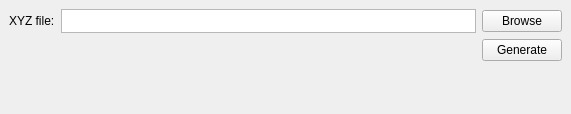
Old version of the form aerogen_dockwidget_base.ui in the repository OpenGeoLabs/qgis-aerogen-plugin.
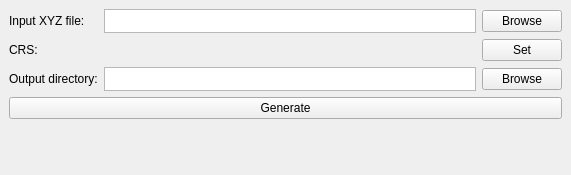
New version of the form.

Commit message: improve creating shapefiles, define crs, improve UI

```diff
--- a/aerogen_dockwidget_base.ui
+++ b/aerogen_dockwidget_base.ui
@@ -7,7 +7,7 @@
     <x>0</x>
     <y>0</y>
     <width>571</width>
-    <height>114</height>
+    <height>175</height>
    </rect>
   </property>
   <property name="windowTitle">
@@ -15,20 +15,6 @@
   </property>
   <widget class="QWidget" name="dockWidgetContents">
    <layout class="QGridLayout" name="gridLayout">
-    <item row="3" column="2">
-     <widget class="QPushButton" name="generateButton">
-      <property name="text">
-       <string>Generate</string>
-      </property>
-     </widget>
-    </item>
-    <item row="2" column="2">
-     <widget class="QPushButton" name="browseButton">
-      <property name="text">
-       <string>Browse</string>
-      </property>
-     </widget>
-    </item>
     <item row="2" column="0">
      <widget class="QLabel" name="labelInput">
       <property name="sizePolicy">
@@ -38,11 +24,11 @@
        </sizepolicy>
       </property>
       <property name="text">
-       <string>XYZ file:</string>
+       <string>Input XYZ file:</string>
       </property>
      </widget>
     </item>
-    <item row="4" column="1">
+    <item row="6" column="1">
      <spacer name="verticalSpacer">
       <property name="orientation">
        <enum>Qt::Vertical</enum>
@@ -83,6 +69,80 @@
       </property>
      </widget>
     </item>
+    <item row="2" column="2">
+     <widget class="QPushButton" name="browseButton">
+      <property name="text">
+       <string>Browse</string>
+      </property>
+     </widget>
+    </item>
+    <item row="4" column="0">
+     <widget class="QLabel" name="labelOutput">
+      <property name="text">
+       <string>Output directory:</string>
+      </property>
+     </widget>
+    </item>
+    <item row="4" column="1">
+     <widget class="QTextEdit" name="textOutput">
+      <property name="sizePolicy">
+       <sizepolicy hsizetype="Expanding" vsizetype="Preferred">
+        <horstretch>0</horstretch>
+        <verstretch>0</verstretch>
+       </sizepolicy>
+      </property>
+      <property name="maximumSize">
+       <size>
+        <width>16777215</width>
+        <height>24</height>
+       </size>
+      </property>
+      <property name="verticalScrollBarPolicy">
+       <enum>Qt::ScrollBarAlwaysOff</enum>
+      </property>
+      <property name="horizontalScrollBarPolicy">
+       <enum>Qt::ScrollBarAlwaysOff</enum>
+      </property>
+      <property name="lineWrapMode">
+       <enum>QTextEdit::NoWrap</enum>
+      </property>
+     </widget>
+    </item>
+    <item row="3" column="2">
+     <widget class="QPushButton" name="crsButton">
+      <property name="text">
+       <string>Set</string>
+      </property>
+     </widget>
+    </item>
+    <item row="3" column="0">
+     <widget class="QLabel" name="labelCRS">
+      <property name="text">
+       <string>CRS:</string>
+      </property>
+     </widget>
+    </item>
+    <item row="3" column="1">
+     <widget class="QLabel" name="crsLabel">
+      <property name="text">
+       <string/>
+      </property>
+     </widget>
+    </item>
+    <item row="5" column="0" colspan="3">
+     <widget class="QPushButton" name="generateButton">
+      <property name="text">
+       <string>Generate</string>
+      </property>
+     </widget>
+    </item>
+    <item row="4" column="2">
+     <widget class="QPushButton" name="outputButton">
+      <property name="text">
+       <string>Browse</string>
+      </property>
+     </widget>
+    </item>
    </layout>
   </widget>
  </widget>
```
The commit also changes 3 other files.
